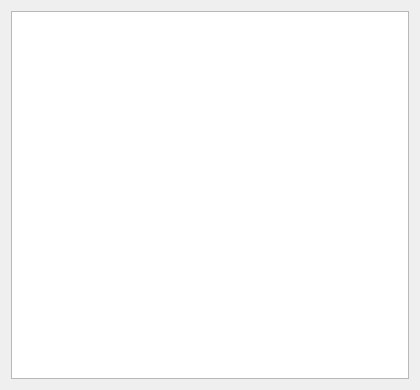
First picture: the form in mainwindow.ui, repository sobaka06243/Epidemic, before the edit.
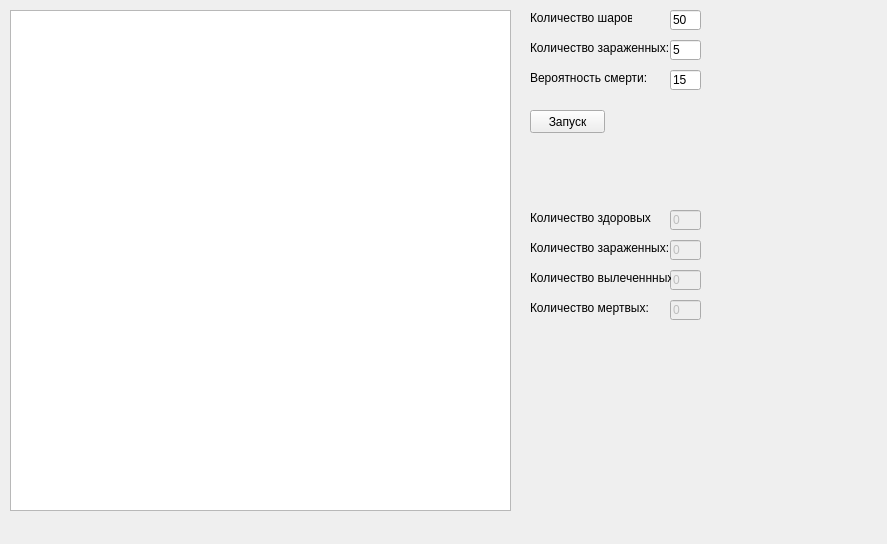
Second picture: the form after the edit.

```diff
--- a/mainwindow.ui
+++ b/mainwindow.ui
@@ -6,26 +6,231 @@
    <rect>
     <x>0</x>
     <y>0</y>
-    <width>420</width>
-    <height>390</height>
+    <width>887</width>
+    <height>544</height>
    </rect>
   </property>
   <property name="windowTitle">
    <string>Ball</string>
   </property>
   <widget class="QWidget" name="centralWidget">
-   <layout class="QGridLayout" name="gridLayout">
-    <item row="0" column="0">
-     <widget class="QGraphicsView" name="graphicsView">
-      <property name="verticalScrollBarPolicy">
-       <enum>Qt::ScrollBarAlwaysOff</enum>
-      </property>
-      <property name="horizontalScrollBarPolicy">
-       <enum>Qt::ScrollBarAlwaysOff</enum>
-      </property>
-     </widget>
-    </item>
-   </layout>
+   <widget class="QGraphicsView" name="graphicsView">
+    <property name="geometry">
+     <rect>
+      <x>10</x>
+      <y>10</y>
+      <width>501</width>
+      <height>501</height>
+     </rect>
+    </property>
+   </widget>
+   <widget class="QLabel" name="label">
+    <property name="geometry">
+     <rect>
+      <x>530</x>
+      <y>10</y>
+      <width>102</width>
+      <height>16</height>
+     </rect>
+    </property>
+    <property name="text">
+     <string>Количество шаров: </string>
+    </property>
+   </widget>
+   <widget class="QLineEdit" name="lineEdit">
+    <property name="geometry">
+     <rect>
+      <x>670</x>
+      <y>10</y>
+      <width>31</width>
+      <height>20</height>
+     </rect>
+    </property>
+    <property name="text">
+     <string>50</string>
+    </property>
+   </widget>
+   <widget class="QLineEdit" name="lineEdit_2">
+    <property name="geometry">
+     <rect>
+      <x>670</x>
+      <y>40</y>
+      <width>31</width>
+      <height>20</height>
+     </rect>
+    </property>
+    <property name="text">
+     <string>5</string>
+    </property>
+   </widget>
+   <widget class="QLabel" name="label_2">
+    <property name="geometry">
+     <rect>
+      <x>530</x>
+      <y>40</y>
+      <width>141</width>
+      <height>16</height>
+     </rect>
+    </property>
+    <property name="text">
+     <string>Количество зараженных:  </string>
+    </property>
+   </widget>
+   <widget class="QLabel" name="label_3">
+    <property name="geometry">
+     <rect>
+      <x>530</x>
+      <y>70</y>
+      <width>141</width>
+      <height>16</height>
+     </rect>
+    </property>
+    <property name="text">
+     <string>Вероятность смерти:</string>
+    </property>
+   </widget>
+   <widget class="QLineEdit" name="lineEdit_3">
+    <property name="geometry">
+     <rect>
+      <x>670</x>
+      <y>70</y>
+      <width>31</width>
+      <height>20</height>
+     </rect>
+    </property>
+    <property name="text">
+     <string>15</string>
+    </property>
+   </widget>
+   <widget class="QPushButton" name="pushButton">
+    <property name="geometry">
+     <rect>
+      <x>530</x>
+      <y>110</y>
+      <width>75</width>
+      <height>23</height>
+     </rect>
+    </property>
+    <property name="text">
+     <string>Запуск</string>
+    </property>
+   </widget>
+   <widget class="QLabel" name="label_4">
+    <property name="geometry">
+     <rect>
+      <x>530</x>
+      <y>240</y>
+      <width>141</width>
+      <height>16</height>
+     </rect>
+    </property>
+    <property name="text">
+     <string>Количество зараженных:  </string>
+    </property>
+   </widget>
+   <widget class="QLineEdit" name="lineEdit_Healthy">
+    <property name="enabled">
+     <bool>false</bool>
+    </property>
+    <property name="geometry">
+     <rect>
+      <x>670</x>
+      <y>210</y>
+      <width>31</width>
+      <height>20</height>
+     </rect>
+    </property>
+    <property name="text">
+     <string>0</string>
+    </property>
+   </widget>
+   <widget class="QLabel" name="label_5">
+    <property name="geometry">
+     <rect>
+      <x>530</x>
+      <y>210</y>
+      <width>121</width>
+      <height>16</height>
+     </rect>
+    </property>
+    <property name="text">
+     <string>Количество здоровых</string>
+    </property>
+   </widget>
+   <widget class="QLineEdit" name="lineEdit_Infected">
+    <property name="enabled">
+     <bool>false</bool>
+    </property>
+    <property name="geometry">
+     <rect>
+      <x>670</x>
+      <y>240</y>
+      <width>31</width>
+      <height>20</height>
+     </rect>
+    </property>
+    <property name="text">
+     <string>0</string>
+    </property>
+   </widget>
+   <widget class="QLineEdit" name="lineEdit_Recovered">
+    <property name="enabled">
+     <bool>false</bool>
+    </property>
+    <property name="geometry">
+     <rect>
+      <x>670</x>
+      <y>270</y>
+      <width>31</width>
+      <height>20</height>
+     </rect>
+    </property>
+    <property name="text">
+     <string>0</string>
+    </property>
+   </widget>
+   <widget class="QLabel" name="label_6">
+    <property name="geometry">
+     <rect>
+      <x>530</x>
+      <y>270</y>
+      <width>141</width>
+      <height>16</height>
+     </rect>
+    </property>
+    <property name="text">
+     <string>Количество вылеченнных:  </string>
+    </property>
+   </widget>
+   <widget class="QLineEdit" name="lineEdit_Dead">
+    <property name="enabled">
+     <bool>false</bool>
+    </property>
+    <property name="geometry">
+     <rect>
+      <x>670</x>
+      <y>300</y>
+      <width>31</width>
+      <height>20</height>
+     </rect>
+    </property>
+    <property name="text">
+     <string>0</string>
+    </property>
+   </widget>
+   <widget class="QLabel" name="label_7">
+    <property name="geometry">
+     <rect>
+      <x>530</x>
+      <y>300</y>
+      <width>141</width>
+      <height>16</height>
+     </rect>
+    </property>
+    <property name="text">
+     <string>Количество мертвых:  </string>
+    </property>
+   </widget>
   </widget>
   <widget class="QMenuBar" name="menuBar">
    <property name="geometry">
```
Left out of the diff: 4 changed lines with no effect on the pictures.
